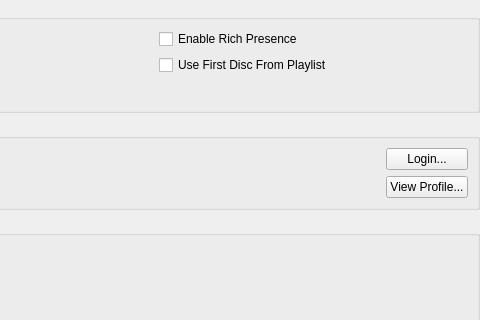
Above: src/duckstation-qt/achievementsettingswidget.ui from kofxi3584karlayang/duckstation before the change; both pictures show x 168 to 648 and y 0 to 320 of the 648 by 456 pixel window. Below: the same form after it.
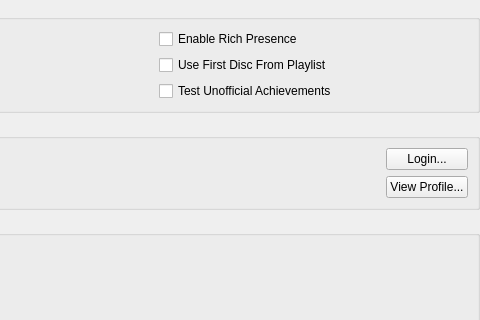
That is the form after the change.

Commit message: Add an "Unofficial Test Mode" to allow unlocking non-core achievements

The edit to the form file:
```diff
--- a/src/duckstation-qt/achievementsettingswidget.ui
+++ b/src/duckstation-qt/achievementsettingswidget.ui
@@ -67,6 +67,13 @@
         </property>
        </widget>
       </item>
+      <item row="2" column="1">
+       <widget class="QCheckBox" name="unofficialTestMode">
+        <property name="text">
+         <string>Test Unofficial Achievements</string>
+        </property>
+       </widget>
+      </item>
      </layout>
     </widget>
    </item>
```
The commit also changes 5 other files.
